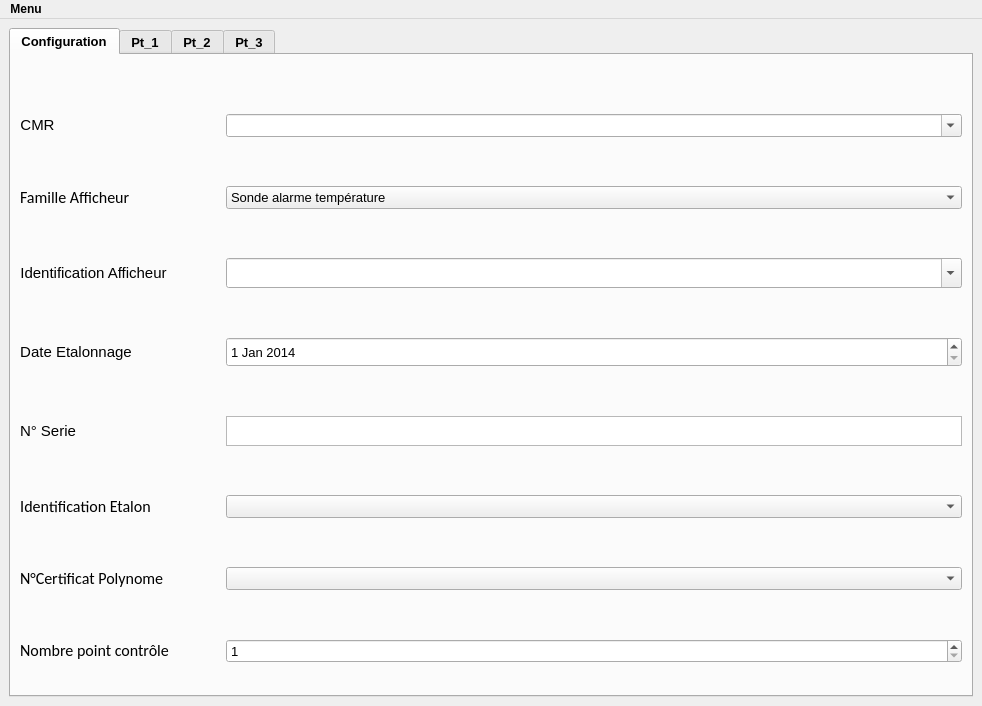
This is GUI/afficheurs.ui in Pepou/Afficheur-V0.1 as Qt 5 draws it before an edit. The edited form follows.
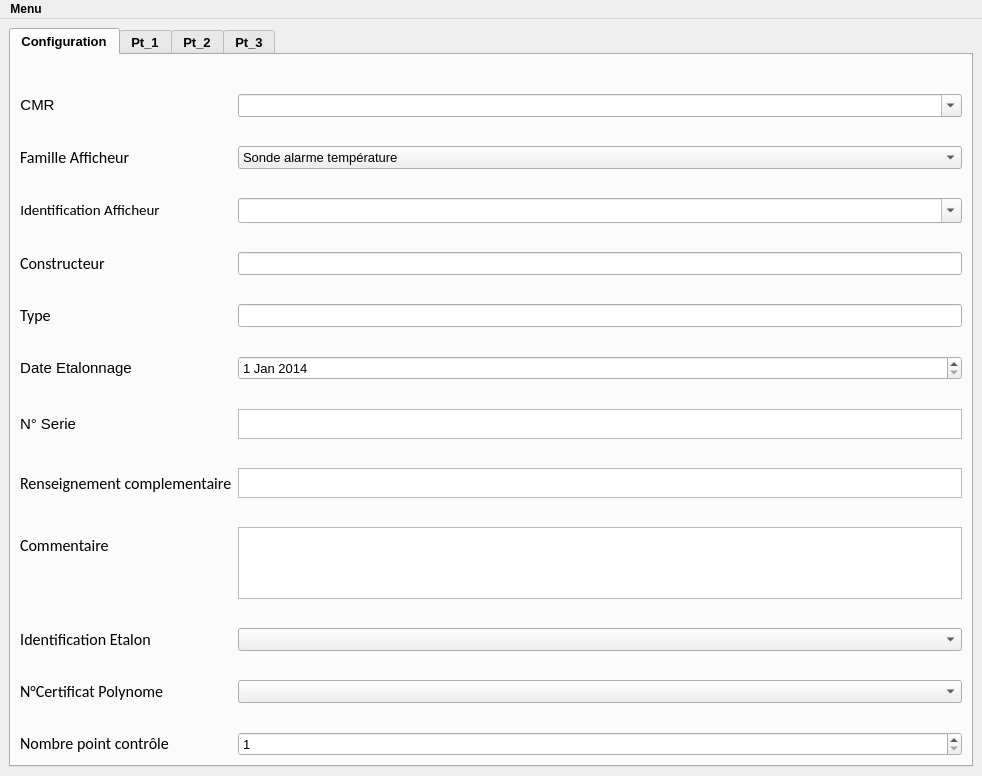
This is the edited form.

Patch:
```diff
--- a/GUI/afficheurs.ui
+++ b/GUI/afficheurs.ui
@@ -41,6 +41,9 @@
        <layout class="QVBoxLayout" name="verticalLayout_7">
         <item>
          <layout class="QFormLayout" name="formLayout">
+          <property name="fieldGrowthPolicy">
+           <enum>QFormLayout::AllNonFixedFieldsGrow</enum>
+          </property>
           <property name="labelAlignment">
            <set>Qt::AlignLeading|Qt::AlignLeft|Qt::AlignVCenter</set>
           </property>
@@ -145,6 +148,12 @@
               <height>30</height>
              </size>
             </property>
+            <property name="font">
+             <font>
+              <family>Calibri</family>
+              <pointsize>12</pointsize>
+             </font>
+            </property>
             <property name="text">
              <string>&lt;html&gt;&lt;head/&gt;&lt;body&gt;&lt;p align=&quot;center&quot;&gt;&lt;span style=&quot; font-size:11pt;&quot;&gt;Identification Afficheur&lt;/span&gt;&lt;/p&gt;&lt;/body&gt;&lt;/html&gt;</string>
             </property>
@@ -181,7 +190,7 @@
             </property>
            </widget>
           </item>
-          <item row="3" column="0">
+          <item row="5" column="0">
            <widget class="QLabel" name="label_7">
             <property name="maximumSize">
              <size>
@@ -197,7 +206,7 @@
             </property>
            </widget>
           </item>
-          <item row="3" column="1">
+          <item row="5" column="1">
            <widget class="QDateEdit" name="dateEdit">
             <property name="minimumSize">
              <size>
@@ -220,7 +229,7 @@
             </property>
            </widget>
           </item>
-          <item row="4" column="0">
+          <item row="6" column="0">
            <widget class="QLabel" name="label_13">
             <property name="sizePolicy">
              <sizepolicy hsizetype="Expanding" vsizetype="Expanding">
@@ -245,7 +254,7 @@
             </property>
            </widget>
           </item>
-          <item row="4" column="1">
+          <item row="6" column="1">
            <widget class="QTextEdit" name="textEdit_n_serie">
             <property name="maximumSize">
              <size>
@@ -255,7 +264,7 @@
             </property>
            </widget>
           </item>
-          <item row="5" column="0">
+          <item row="9" column="0">
            <widget class="QLabel" name="label_17">
             <property name="sizePolicy">
              <sizepolicy hsizetype="Expanding" vsizetype="Expanding">
@@ -280,10 +289,26 @@
             </property>
            </widget>
           </item>
-          <item row="5" column="1">
+          <item row="9" column="1">
            <widget class="QComboBox" name="comboBox_ident_etalon"/>
           </item>
-          <item row="7" column="0">
+          <item row="10" column="0">
+           <widget class="QLabel" name="label_32">
+            <property name="font">
+             <font>
+              <family>Calibri</family>
+              <pointsize>12</pointsize>
+             </font>
+            </property>
+            <property name="text">
+             <string>&lt;html&gt;&lt;head/&gt;&lt;body&gt;&lt;p&gt;&lt;span style=&quot; font-size:12pt;&quot;&gt;N°Certificat Polynome&lt;/span&gt;&lt;/p&gt;&lt;/body&gt;&lt;/html&gt;</string>
+            </property>
+           </widget>
+          </item>
+          <item row="10" column="1">
+           <widget class="QComboBox" name="comboBox_ce_etal"/>
+          </item>
+          <item row="11" column="0">
            <widget class="QLabel" name="label_30">
             <property name="sizePolicy">
              <sizepolicy hsizetype="Expanding" vsizetype="Expanding">
@@ -308,7 +333,7 @@
             </property>
            </widget>
           </item>
-          <item row="7" column="1">
+          <item row="11" column="1">
            <widget class="QSpinBox" name="spinBox">
             <property name="minimum">
              <number>1</number>
@@ -318,8 +343,11 @@
             </property>
            </widget>
           </item>
-          <item row="6" column="0">
-           <widget class="QLabel" name="label_32">
+          <item row="3" column="1">
+           <widget class="QLineEdit" name="lineEdit_constructeur"/>
+          </item>
+          <item row="3" column="0">
+           <widget class="QLabel" name="label_33">
             <property name="font">
              <font>
               <family>Calibri</family>
@@ -327,12 +355,64 @@
              </font>
             </property>
             <property name="text">
-             <string>&lt;html&gt;&lt;head/&gt;&lt;body&gt;&lt;p&gt;&lt;span style=&quot; font-size:12pt;&quot;&gt;N°Certificat Polynome&lt;/span&gt;&lt;/p&gt;&lt;/body&gt;&lt;/html&gt;</string>
+             <string>Constructeur</string>
             </property>
            </widget>
           </item>
-          <item row="6" column="1">
-           <widget class="QComboBox" name="comboBox_ce_etal"/>
+          <item row="4" column="1">
+           <widget class="QLineEdit" name="lineEdit_type"/>
+          </item>
+          <item row="4" column="0">
+           <widget class="QLabel" name="label_34">
+            <property name="font">
+             <font>
+              <family>Calibri</family>
+              <pointsize>12</pointsize>
+             </font>
+            </property>
+            <property name="text">
+             <string>Type</string>
+            </property>
+           </widget>
+          </item>
+          <item row="7" column="1">
+           <widget class="QTextEdit" name="textEdit_renseignement_complementaire">
+            <property name="maximumSize">
+             <size>
+              <width>16777215</width>
+              <height>30</height>
+             </size>
+            </property>
+           </widget>
+          </item>
+          <item row="7" column="0">
+           <widget class="QLabel" name="label_35">
+            <property name="font">
+             <font>
+              <family>Calibri</family>
+              <pointsize>12</pointsize>
+             </font>
+            </property>
+            <property name="text">
+             <string>Renseignement complementaire</string>
+            </property>
+           </widget>
+          </item>
+          <item row="8" column="1">
+           <widget class="QTextEdit" name="textEdit_commentaire"/>
+          </item>
+          <item row="8" column="0">
+           <widget class="QLabel" name="label_36">
+            <property name="font">
+             <font>
+              <family>Calibri</family>
+              <pointsize>12</pointsize>
+             </font>
+            </property>
+            <property name="text">
+             <string>Commentaire</string>
+            </property>
+           </widget>
           </item>
          </layout>
         </item>
```
Left out of the diff: 35 changed lines with no effect on the pictures.
